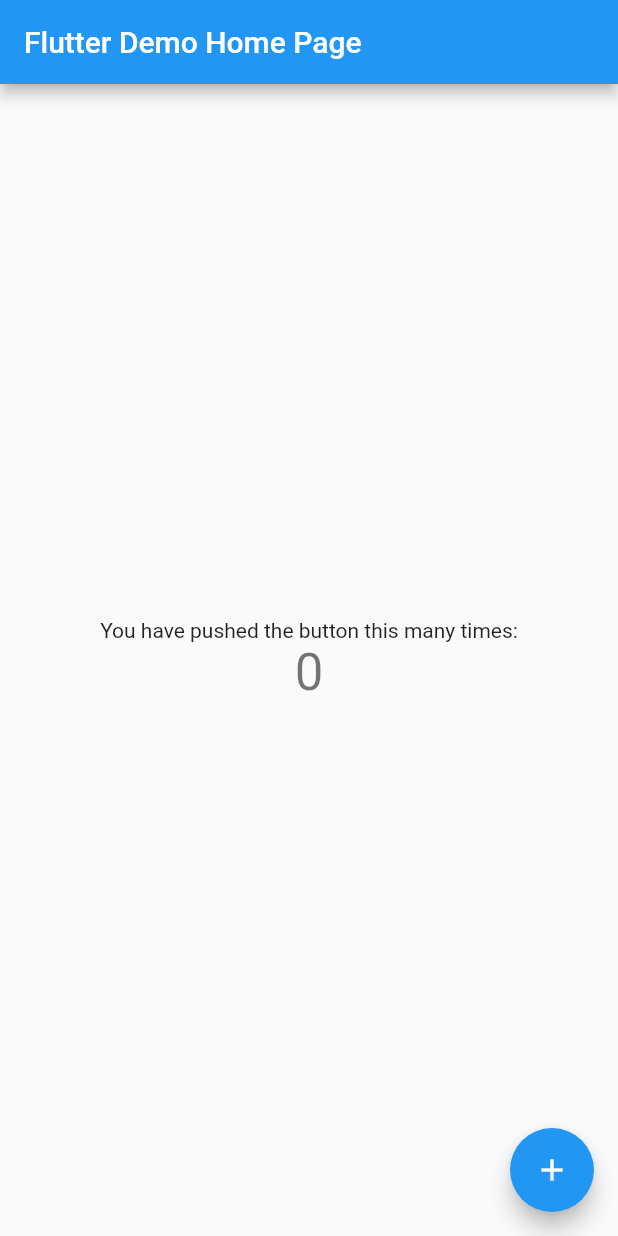
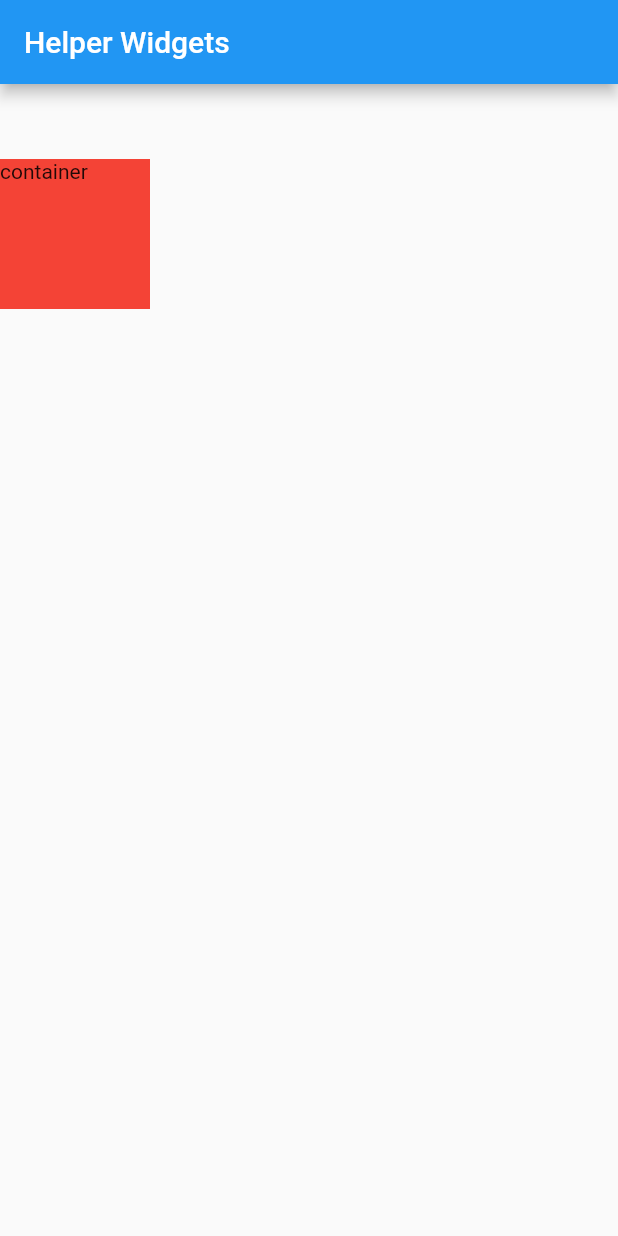
Before and after one commit to apurva010/Helper-Widget-Practical-5, a Flutter app: the screen it shows after launch, on a phone screen of 412 x 824 dp. Run offline on Flutter 3.47's test engine with Material 2 defaults, Android fonts, the light colour scheme and no system bars.

Commit message:
Align Widget implemented

```diff
--- /dev/null
+++ b/lib/helperWidget/helper_widget.dart
@@ -0,0 +1,37 @@
+import 'package:flutter/material.dart';
+
+class HelperWidgets extends StatelessWidget {
+  const HelperWidgets({Key? key}) : super(key: key);
+
+  @override
+  Widget build(BuildContext context) {
+    return SafeArea(
+      child: Scaffold(
+        appBar: AppBar(
+          title: const Text(
+            "Helper Widgets",
+          ),
+        ),
+        body: const AlignWidget(),
+      ),
+    );
+  }
+}
+
+class AlignWidget extends StatelessWidget {
+  const AlignWidget({Key? key}) : super(key: key);
+
+  @override
+  Widget build(BuildContext context) {
+    return Align(
+      alignment: Alignment.centerLeft,
+      heightFactor: 2,
+      child: Container(
+        height: 100,
+        width: 100,
+        color: Colors.red,
+        child: Text("container"),
+      ),
+    );
+  }
+}
--- a/lib/main.dart
+++ b/lib/main.dart
@@ -1,4 +1,5 @@
 import 'package:flutter/material.dart';
+import 'package:helperwidgets/helperWidget/helper_widget.dart';
 
 void main() {
   runApp(const MyApp());
@@ -15,92 +16,7 @@
       theme: ThemeData(
         primarySwatch: Colors.blue,
       ),
-      home: const MyHomePage(title: 'Flutter Demo Home Page'),
+      home: const HelperWidgets(),
     );
   }
 }
-
-class MyHomePage extends StatefulWidget {
-  const MyHomePage({super.key, required this.title});
-
-  // This widget is the home page of your application. It is stateful, meaning
-  // that it has a State object (defined below) that contains fields that affect
-  // how it looks.
-
-  // This class is the configuration for the state. It holds the values (in this
-  // case the title) provided by the parent (in this case the App widget) and
-  // used by the build method of the State. Fields in a Widget subclass are
-  // always marked "final".
-
-  final String title;
-
-  @override
-  State<MyHomePage> createState() => _MyHomePageState();
-}
-
-class _MyHomePageState extends State<MyHomePage> {
-  int _counter = 0;
-
-  void _incrementCounter() {
-    setState(() {
-      // This call to setState tells the Flutter framework that something has
-      // changed in this State, which causes it to rerun the build method below
-      // so that the display can reflect the updated values. If we changed
-      // _counter without calling setState(), then the build method would not be
-      // called again, and so nothing would appear to happen.
-      _counter++;
-    });
-  }
-
-  @override
-  Widget build(BuildContext context) {
-    // This method is rerun every time setState is called, for instance as done
-    // by the _incrementCounter method above.
-    //
-    // The Flutter framework has been optimized to make rerunning build methods
-    // fast, so that you can just rebuild anything that needs updating rather
-    // than having to individually change instances of widgets.
-    return Scaffold(
-      appBar: AppBar(
-        // Here we take the value from the MyHomePage object that was created by
-        // the App.build method, and use it to set our appbar title.
-        title: Text(widget.title),
-      ),
-      body: Center(
-        // Center is a layout widget. It takes a single child and positions it
-        // in the middle of the parent.
-        child: Column(
-          // Column is also a layout widget. It takes a list of children and
-          // arranges them vertically. By default, it sizes itself to fit its
-          // children horizontally, and tries to be as tall as its parent.
-          //
-          // Invoke "debug painting" (press "p" in the console, choose the
-          // "Toggle Debug Paint" action from the Flutter Inspector in Android
-          // Studio, or the "Toggle Debug Paint" command in Visual Studio Code)
-          // to see the wireframe for each widget.
-          //
-          // Column has various properties to control how it sizes itself and
-          // how it positions its children. Here we use mainAxisAlignment to
-          // center the children vertically; the main axis here is the vertical
-          // axis because Columns are vertical (the cross axis would be
-          // horizontal).
-          mainAxisAlignment: MainAxisAlignment.center,
-          children: <Widget>[
-            const Text(
-              'You have pushed the button this many times:',
-            ),
-            Text(
-              '$_counter',
-              style: Theme.of(context).textTheme.headlineMedium,
-            ),
-          ],
-        ),
-      ),
-      floatingActionButton: FloatingActionButton(
-        onPressed: _incrementCounter,
-        tooltip: 'Increment',
-        child: const Icon(Icons.add),
-      ), // This trailing comma makes auto-formatting nicer for build methods.
-    );
-  }
-}
```
